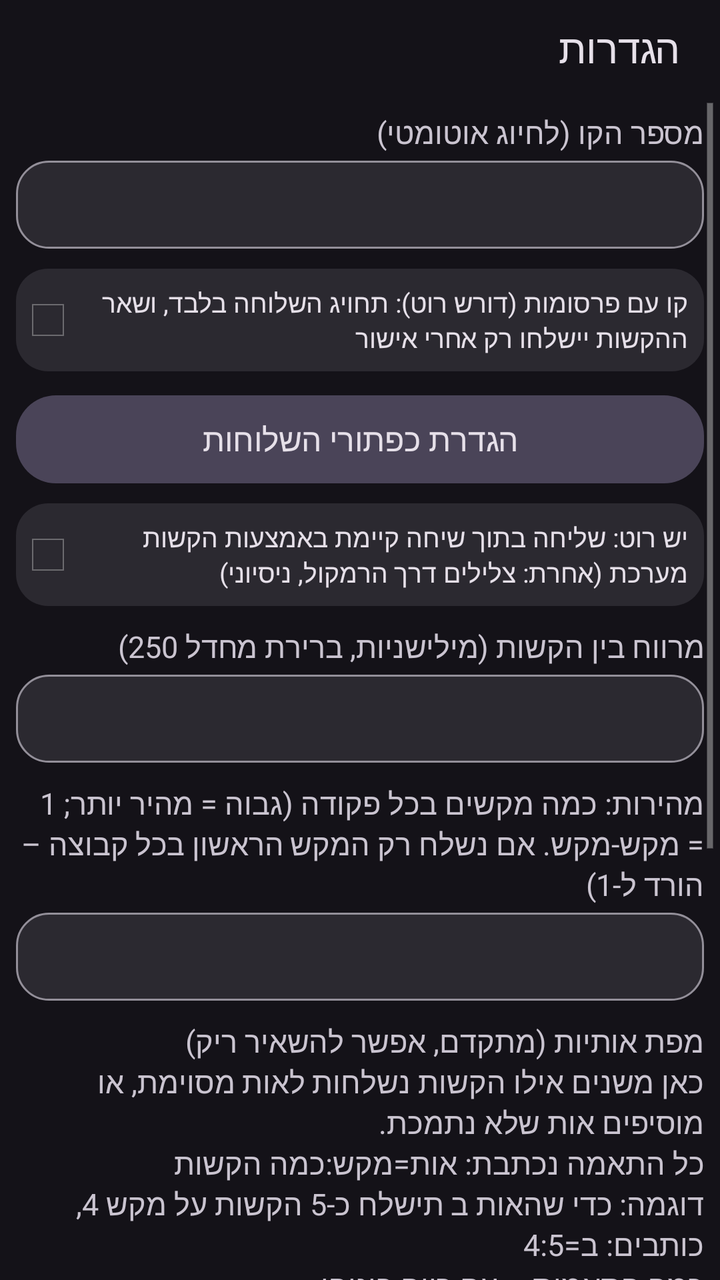
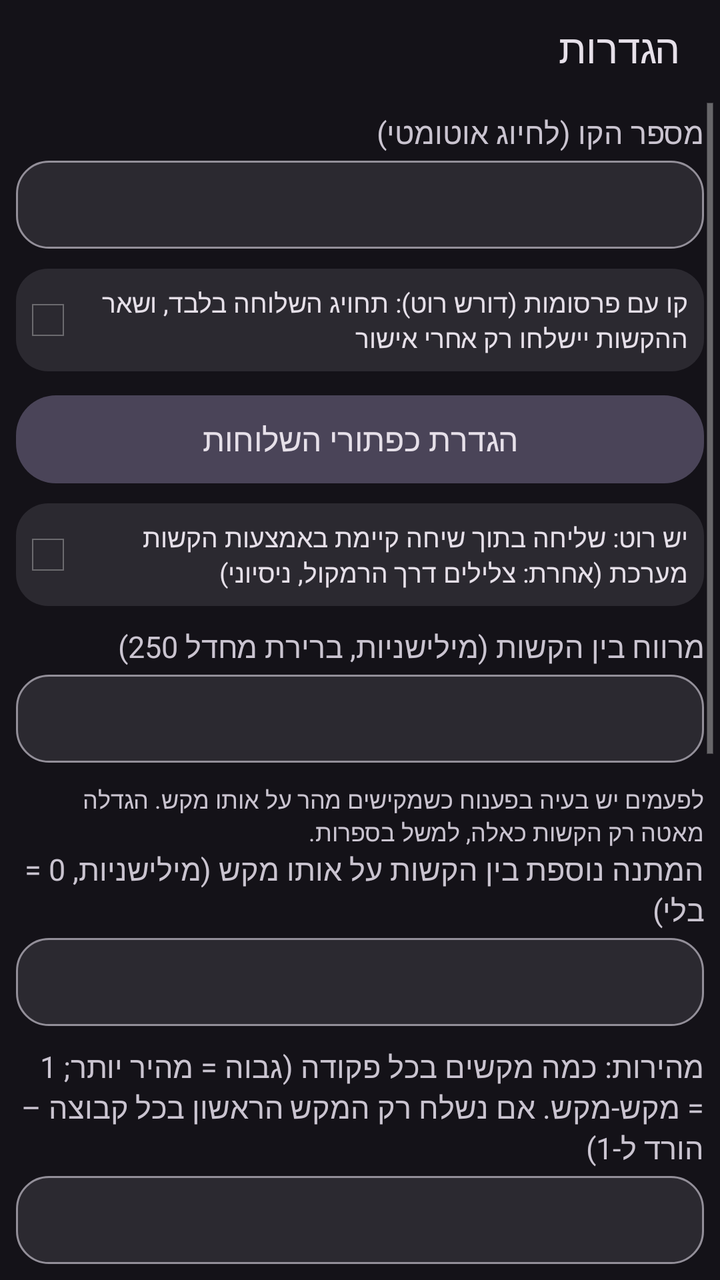

Compare the two renders of this Android layout. The source of the first and the diff that turns it into the second are given below.
<!-- AndroidManifest.xml: application theme AppTheme -->
<!-- res/layout/activity_settings.xml -->
<?xml version="1.0" encoding="utf-8"?>
<LinearLayout xmlns:android="http://schemas.android.com/apk/res/android"
    android:layout_width="match_parent"
    android:layout_height="match_parent"
    android:background="?attr/colorBgMain"
    android:orientation="vertical">

    <TextView
        android:layout_width="match_parent"
        android:layout_height="48dp"
        android:background="?attr/colorHeader"
        android:gravity="center_vertical"
        android:paddingEnd="20dp"
        android:paddingStart="20dp"
        android:text="@string/title_settings"
        android:textColor="?attr/colorTextPrimary"
        android:textSize="20sp" />

    <ScrollView
        android:layout_width="match_parent"
        android:layout_height="match_parent"
        android:fillViewport="true">

        <LinearLayout
            android:layout_width="match_parent"
            android:layout_height="wrap_content"
            android:orientation="vertical"
            android:padding="8dp">

            <TextView
                android:layout_width="match_parent"
                android:layout_height="wrap_content"
                android:text="@string/label_number"
                android:textColor="?attr/colorTextSecondary"
                android:textSize="15sp" />

            <EditText
                android:id="@+id/edit_number"
                android:layout_width="match_parent"
                android:layout_height="wrap_content"
                android:layout_marginTop="4dp"
                android:background="?attr/bgInput"
                android:gravity="start"
                android:inputType="phone"
                android:minHeight="44dp"
                android:paddingEnd="16dp"
                android:paddingStart="16dp"
                android:singleLine="true"
                android:textColor="?attr/colorTextPrimary"
                android:textDirection="ltr"
                android:textSize="18sp"
                android:nextFocusUp="@+id/btn_save"
                android:nextFocusDown="@+id/cb_ads" />

            <CheckBox
                android:id="@+id/cb_ads"
                android:layout_width="match_parent"
                android:layout_height="wrap_content"
                android:layout_marginTop="10dp"
                android:background="?attr/bgCard"
                android:minHeight="44dp"
                android:padding="8dp"
                android:text="@string/cb_ads"
                android:textColor="?attr/colorTextPrimary"
                android:textSize="13sp"
                android:nextFocusUp="@id/edit_number"
                android:nextFocusDown="@+id/btn_ext_settings" />

            <Button
                android:id="@+id/btn_ext_settings"
                android:layout_width="match_parent"
                android:layout_height="44dp"
                android:layout_marginTop="12dp"
                android:background="?attr/bgBtnTonal"
                android:text="@string/btn_ext_settings"
                android:textColor="?attr/colorTextPrimary"
                android:textSize="16sp"
                android:nextFocusUp="@id/cb_ads"
                android:nextFocusDown="@+id/cb_root" />

            <CheckBox
                android:id="@+id/cb_root"
                android:layout_width="match_parent"
                android:layout_height="wrap_content"
                android:layout_marginTop="10dp"
                android:background="?attr/bgCard"
                android:minHeight="44dp"
                android:padding="8dp"
                android:text="@string/cb_root"
                android:textColor="?attr/colorTextPrimary"
                android:textSize="13sp"
                android:nextFocusUp="@id/btn_ext_settings"
                android:nextFocusDown="@+id/edit_gap" />

            <TextView
                android:layout_width="match_parent"
                android:layout_height="wrap_content"
                android:layout_marginTop="10dp"
                android:text="@string/label_gap"
                android:textColor="?attr/colorTextSecondary"
                android:textSize="15sp" />

            <EditText
                android:id="@+id/edit_gap"
                android:layout_width="match_parent"
                android:layout_height="wrap_content"
                android:layout_marginTop="4dp"
                android:background="?attr/bgInput"
                android:gravity="start"
                android:inputType="number"
                android:maxLength="5"
                android:minHeight="44dp"
                android:paddingEnd="16dp"
                android:paddingStart="16dp"
                android:singleLine="true"
                android:textColor="?attr/colorTextPrimary"
                android:textSize="18sp"
                android:nextFocusUp="@id/cb_root"
                android:nextFocusDown="@+id/edit_batch" />

            <TextView
                android:layout_width="match_parent"
                android:layout_height="wrap_content"
                android:layout_marginTop="10dp"
                android:text="@string/label_batch"
                android:textColor="?attr/colorTextSecondary"
                android:textSize="15sp" />

            <EditText
                android:id="@+id/edit_batch"
                android:layout_width="match_parent"
                android:layout_height="wrap_content"
                android:layout_marginTop="4dp"
                android:background="?attr/bgInput"
                android:gravity="start"
                android:inputType="number"
                android:maxLength="3"
                android:minHeight="44dp"
                android:paddingEnd="16dp"
                android:paddingStart="16dp"
                android:singleLine="true"
                android:textColor="?attr/colorTextPrimary"
                android:textSize="18sp"
                android:nextFocusUp="@id/edit_gap"
                android:nextFocusDown="@+id/edit_map" />

            <TextView
                android:layout_width="match_parent"
                android:layout_height="wrap_content"
                android:layout_marginTop="10dp"
                android:text="@string/label_map"
                android:textColor="?attr/colorTextSecondary"
                android:textSize="15sp" />

            <EditText
                android:id="@+id/edit_map"
                android:layout_width="match_parent"
                android:layout_height="wrap_content"
                android:layout_marginTop="4dp"
                android:background="?attr/bgInput"
                android:gravity="start"
                android:inputType="textNoSuggestions"
                android:minHeight="44dp"
                android:paddingEnd="16dp"
                android:paddingStart="16dp"
                android:singleLine="true"
                android:textColor="?attr/colorTextPrimary"
                android:textDirection="ltr"
                android:textSize="16sp"
                android:nextFocusUp="@id/edit_batch"
                android:nextFocusDown="@+id/edit_cmd" />

            <TextView
                android:layout_width="match_parent"
                android:layout_height="wrap_content"
                android:layout_marginTop="10dp"
                android:text="@string/label_cmd"
                android:textColor="?attr/colorTextSecondary"
                android:textSize="15sp" />

            <EditText
                android:id="@+id/edit_cmd"
                android:layout_width="match_parent"
                android:layout_height="wrap_content"
                android:layout_marginTop="4dp"
                android:background="?attr/bgInput"
                android:gravity="start"
                android:inputType="textNoSuggestions"
                android:layoutDirection="ltr"
                android:minHeight="44dp"
                android:paddingEnd="16dp"
                android:paddingStart="16dp"
                android:singleLine="true"
                android:textColor="?attr/colorTextPrimary"
                android:textSize="16sp"
                android:nextFocusUp="@id/edit_map"
                android:nextFocusDown="@+id/btn_test_root" />

            <Button
                android:id="@+id/btn_test_root"
                android:layout_width="match_parent"
                android:layout_height="44dp"
                android:layout_marginTop="12dp"
                android:background="?attr/bgBtnTonal"
                android:text="@string/btn_test_root"
                android:textColor="?attr/colorTextPrimary"
                android:textSize="16sp"
                android:nextFocusUp="@id/edit_cmd"
                android:nextFocusDown="@+id/btn_help" />

            <Button
                android:id="@+id/btn_help"
                android:layout_width="match_parent"
                android:layout_height="44dp"
                android:layout_marginTop="8dp"
                android:background="?attr/bgBtnTonal"
                android:text="@string/btn_help"
                android:textColor="?attr/colorTextPrimary"
                android:textSize="16sp"
                android:nextFocusUp="@id/btn_test_root"
                android:nextFocusDown="@id/btn_save" />

            <Button
                android:id="@+id/btn_save"
                android:layout_width="match_parent"
                android:layout_height="48dp"
                android:layout_marginTop="8dp"
                android:background="?attr/bgBtnFilled"
                android:text="@string/btn_save"
                android:textColor="?attr/colorOnAccent"
                android:textSize="20sp"
                android:textStyle="bold"
                android:nextFocusUp="@id/btn_help"
                android:nextFocusDown="@id/edit_number" />
        </LinearLayout>
    </ScrollView>
</LinearLayout>
<!-- resources referenced by this layout -->
<resources>
  <string name="btn_ext_settings">הגדרת כפתורי השלוחות</string>
  <string name="btn_help">עזרה</string>
  <string name="btn_save">שמור</string>
  <string name="btn_test_root">בדיקת רוט</string>
  <string name="cb_ads">קו עם פרסומות (דורש רוט): תחויג השלוחה בלבד, ושאר ההקשות יישלחו רק אחרי אישור</string>
  <string name="cb_root">יש רוט: שליחה בתוך שיחה קיימת באמצעות הקשות מערכת (אחרת: צלילים דרך הרמקול, ניסיוני)</string>
  <string name="label_batch">מהירות: כמה מקשים בכל פקודה (גבוה = מהיר יותר; 1 = מקש-מקש. אם נשלח רק המקש הראשון בכל קבוצה – הורד ל-1)</string>
  <string name="label_cmd">פקודת רוט לחזרה למסך השיחה (ריק = בלי)</string>
  <string name="label_gap">מרווח בין הקשות (מילישניות, ברירת מחדל 250)</string>
  <string name="label_map">מפת אותיות (מתקדם, אפשר להשאיר ריק)\nכאן משנים אילו הקשות נשלחות לאות מסוימת, או מוסיפים אות שלא נתמכת.\nכל התאמה נכתבת: אות=מקש:כמה הקשות\nדוגמה: כדי שהאות ב תישלח כ-5 הקשות על מקש 4, כותבים:  ב=4:5\nכמה התאמות – עם רווח ביניהן.\nהמפה המלאה נמצאת בסוף מסך העזרה.</string>
  <string name="label_number">מספר הקו (לחיוג אוטומטי)</string>
  <string name="title_settings">הגדרות</string>
  <color name="bg_dark">#FF141218</color>
  <color name="header_dark">#FF141218</color>
  <color name="accent_dark">#FFD0BCFF</color>
  <color name="on_accent_dark">#FF381E72</color>
  <color name="text_white">#FFE6E0E9</color>
  <color name="text_light_gray">#FFCAC4D0</color>
  <!-- drawable bg_input_d (drawable) -->
  <?xml version="1.0" encoding="utf-8"?>
  <selector xmlns:android="http://schemas.android.com/apk/res/android">
      <item android:state_focused="true">
      <shape android:shape="rectangle">
          <solid android:color="#FF2B2930" />
          <stroke android:width="3dp" android:color="#FFD0BCFF" />
          <corners android:radius="16dp" />
      </shape>
      </item>
      <item>
      <shape android:shape="rectangle">
          <solid android:color="#FF2B2930" />
          <stroke android:width="1dp" android:color="#FF938F99" />
          <corners android:radius="16dp" />
      </shape>
      </item>
  </selector>
  <!-- drawable bg_card_d (drawable) -->
  <?xml version="1.0" encoding="utf-8"?>
  <selector xmlns:android="http://schemas.android.com/apk/res/android">
      <item>
      <shape android:shape="rectangle">
          <solid android:color="#FF2B2930" />
          <corners android:radius="16dp" />
      </shape>
      </item>
  </selector>
  <!-- drawable bg_icon_btn_d (drawable) -->
  <?xml version="1.0" encoding="utf-8"?>
  <selector xmlns:android="http://schemas.android.com/apk/res/android">
      <item android:state_focused="true">
      <shape android:shape="rectangle">
          <solid android:color="#FF4A4458" />
          <stroke android:width="3dp" android:color="#FFEADDFF" />
          <corners android:radius="24dp" />
      </shape>
      </item>
      <item android:state_pressed="true">
      <shape android:shape="rectangle">
          <solid android:color="#FF4A4458" />
          <corners android:radius="24dp" />
      </shape>
      </item>
      <item>
      <shape android:shape="rectangle">
          <solid android:color="#00000000" />
          <corners android:radius="24dp" />
      </shape>
      </item>
  </selector>
  <!-- unchanged entries left out for length: 3 -->
</resources>

<!-- the commit's change to res/layout/activity_settings.xml (unified diff, before → after) -->
@@ -116,6 +116,39 @@
                 android:textColor="?attr/colorTextPrimary"
                 android:textSize="18sp"
                 android:nextFocusUp="@id/cb_root"
+                android:nextFocusDown="@+id/edit_same_gap" />
+
+            <TextView
+                android:layout_width="match_parent"
+                android:layout_height="wrap_content"
+                android:layout_marginTop="10dp"
+                android:text="@string/note_same_gap"
+                android:textColor="?attr/colorTextSecondary"
+                android:textSize="12sp" />
+
+            <TextView
+                android:layout_width="match_parent"
+                android:layout_height="wrap_content"
+                android:text="@string/label_same_gap"
+                android:textColor="?attr/colorTextSecondary"
+                android:textSize="15sp" />
+
+            <EditText
+                android:id="@+id/edit_same_gap"
+                android:layout_width="match_parent"
+                android:layout_height="wrap_content"
+                android:layout_marginTop="4dp"
+                android:background="?attr/bgInput"
+                android:gravity="start"
+                android:inputType="number"
+                android:maxLength="5"
+                android:minHeight="44dp"
+                android:paddingEnd="16dp"
+                android:paddingStart="16dp"
+                android:singleLine="true"
+                android:textColor="?attr/colorTextPrimary"
+                android:textSize="18sp"
+                android:nextFocusUp="@id/edit_gap"
                 android:nextFocusDown="@+id/edit_batch" />
 
             <TextView
@@ -141,7 +174,7 @@
                 android:singleLine="true"
                 android:textColor="?attr/colorTextPrimary"
                 android:textSize="18sp"
-                android:nextFocusUp="@id/edit_gap"
+                android:nextFocusUp="@id/edit_same_gap"
                 android:nextFocusDown="@+id/edit_map" />
 
             <TextView
<!-- resource entries referenced after the edit -->
@@ -11,6 +11,8 @@
   <string name="label_gap">מרווח בין הקשות (מילישניות, ברירת מחדל 250)</string>
   <string name="label_map">מפת אותיות (מתקדם, אפשר להשאיר ריק)\nכאן משנים אילו הקשות נשלחות לאות מסוימת, או מוסיפים אות שלא נתמכת.\nכל התאמה נכתבת: אות=מקש:כמה הקשות\nדוגמה: כדי שהאות ב תישלח כ-5 הקשות על מקש 4, כותבים:  ב=4:5\nכמה התאמות – עם רווח ביניהן.\nהמפה המלאה נמצאת בסוף מסך העזרה.</string>
   <string name="label_number">מספר הקו (לחיוג אוטומטי)</string>
+  <string name="label_same_gap">המתנה נוספת בין הקשות על אותו מקש (מילישניות, 0 = בלי)</string>
+  <string name="note_same_gap">לפעמים יש בעיה בפענוח כשמקישים מהר על אותו מקש. הגדלה מאטה רק הקשות כאלה, למשל בספרות.</string>
   <string name="title_settings">הגדרות</string>
   <color name="bg_dark">#FF141218</color>
   <color name="header_dark">#FF141218</color>
